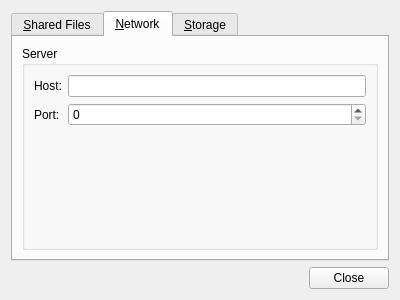
Old version of the form src/py3/bytestagui/views/qt/ui/preferences.ui in the repository chfoo/bytestag.
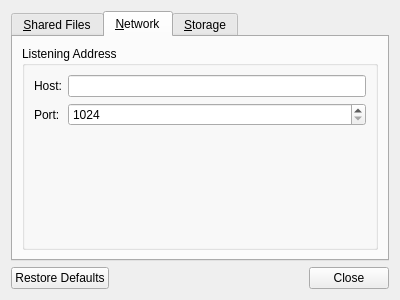
New version of the form. The open tabs and pages were chosen to show the change.

Commit message: GUI: Adds preferences dialog.

The edit to the form file:
```diff
--- a/src/py3/bytestagui/views/qt/ui/preferences.ui
+++ b/src/py3/bytestagui/views/qt/ui/preferences.ui
@@ -78,14 +78,17 @@
        <item>
         <widget class="QGroupBox" name="groupBox">
          <property name="title">
-          <string>Server</string>
+          <string>Listening Address</string>
          </property>
          <layout class="QFormLayout" name="formLayout">
           <item row="0" column="1">
            <widget class="QLineEdit" name="lineEdit"/>
           </item>
           <item row="1" column="1">
-           <widget class="QSpinBox" name="spinBox_2">
+           <widget class="QSpinBox" name="listening_port_spin_box">
+            <property name="minimum">
+             <number>1024</number>
+            </property>
             <property name="maximum">
              <number>65535</number>
             </property>
@@ -169,7 +172,7 @@
       <enum>Qt::Horizontal</enum>
      </property>
      <property name="standardButtons">
-      <set>QDialogButtonBox::Close</set>
+      <set>QDialogButtonBox::Close|QDialogButtonBox::RestoreDefaults</set>
      </property>
     </widget>
    </item>
```
Left out of the diff: 16 changed lines with no effect on the pictures. The commit also changes 4 other files.
